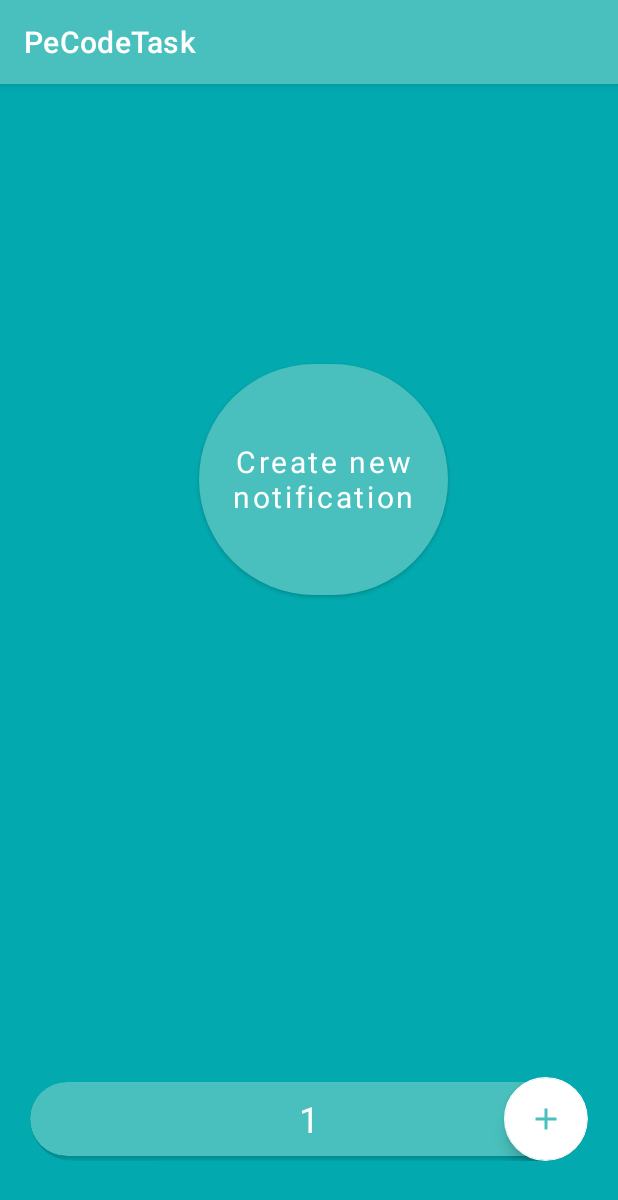
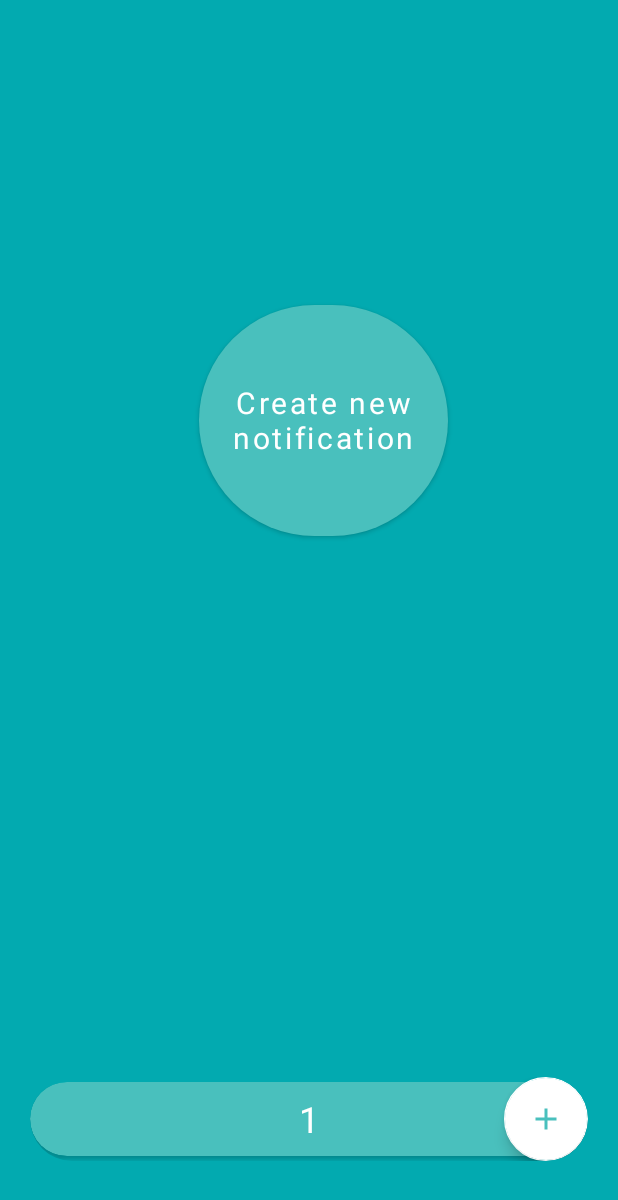
Before and after one commit to DanielJorn/PeCodeTask, an Android app: the screen it shows after launch (MainActivity), on a phone screen of 412 x 824 dp. Shown: the top 1200 px of the screen. Run offline under Robolectric (Android 15) with nearby library versions, the phone set to English and light mode, and no system bars.

Commit message:
Added app icon

```diff
--- a/app/src/main/res/mipmap-anydpi-v26/ic_launcher.xml
+++ b/app/src/main/res/mipmap-anydpi-v26/ic_launcher.xml
@@ -1,5 +1,5 @@
 <?xml version="1.0" encoding="utf-8"?>
 <adaptive-icon xmlns:android="http://schemas.android.com/apk/res/android">
     <background android:drawable="@drawable/ic_launcher_background" />
-    <foreground android:drawable="@drawable/ic_launcher_foreground" />
+    <foreground android:drawable="@drawable/pecode_logo" />
 </adaptive-icon>
--- a/app/src/main/res/mipmap-anydpi-v26/ic_launcher_round.xml
+++ b/app/src/main/res/mipmap-anydpi-v26/ic_launcher_round.xml
@@ -1,5 +1,5 @@
 <?xml version="1.0" encoding="utf-8"?>
 <adaptive-icon xmlns:android="http://schemas.android.com/apk/res/android">
     <background android:drawable="@drawable/ic_launcher_background" />
-    <foreground android:drawable="@drawable/ic_launcher_foreground" />
+    <foreground android:drawable="@drawable/pecode_logo" />
 </adaptive-icon>
--- a/app/src/main/res/values-night/themes.xml
+++ /dev/null
@@ -1,16 +0,0 @@
-<resources xmlns:tools="http://schemas.android.com/tools">
-    <!-- Base application theme. -->
-    <style name="Theme.PeCodeTask" parent="Theme.MaterialComponents.DayNight.DarkActionBar">
-        <!-- Primary brand color. -->
-        <item name="colorPrimary">@color/purple_200</item>
-        <item name="colorPrimaryVariant">@color/purple_700</item>
-        <item name="colorOnPrimary">@color/black</item>
-        <!-- Secondary brand color. -->
-        <item name="colorSecondary">@color/teal_200</item>
-        <item name="colorSecondaryVariant">@color/teal_200</item>
-        <item name="colorOnSecondary">@color/black</item>
-        <!-- Status bar color. -->
-        <item name="android:statusBarColor" tools:targetApi="l">?attr/colorPrimaryVariant</item>
-        <!-- Customize your theme here. -->
-    </style>
-</resources>
--- a/app/src/main/res/values/themes.xml
+++ b/app/src/main/res/values/themes.xml
@@ -1,6 +1,6 @@
 <resources xmlns:tools="http://schemas.android.com/tools">
     <!-- Base application theme. -->
-    <style name="Theme.PeCodeTask" parent="Theme.MaterialComponents.DayNight.DarkActionBar">
+    <style name="Theme.PeCodeTask" parent="Theme.MaterialComponents.DayNight.NoActionBar">
         <!-- Primary brand color. -->
         <item name="colorPrimary">@color/fountain_blue</item>
         <item name="colorPrimaryVariant">@color/bondi_blue</item>
```
Also changed, not shown: app/src/main/res/drawable-v24/ic_launcher_foreground.xml (deleted, +0 -30 lines), app/src/main/res/mipmap-hdpi/ic_launcher.webp (deleted), app/src/main/res/mipmap-hdpi/ic_launcher_round.webp (deleted), app/src/main/res/mipmap-mdpi/ic_launcher.webp (deleted), app/src/main/res/mipmap-mdpi/ic_launcher_round.webp (deleted), app/src/main/res/mipmap-xhdpi/ic_launcher.webp (deleted), app/src/main/res/mipmap-xhdpi/ic_launcher_round.webp (deleted), app/src/main/res/mipmap-xxhdpi/ic_launcher.webp (deleted), app/src/main/res/mipmap-xxhdpi/ic_launcher_round.webp (deleted), app/src/main/res/mipmap-xxxhdpi/ic_launcher.webp (deleted), app/src/main/res/mipmap-xxxhdpi/ic_launcher_round.webp (deleted).
